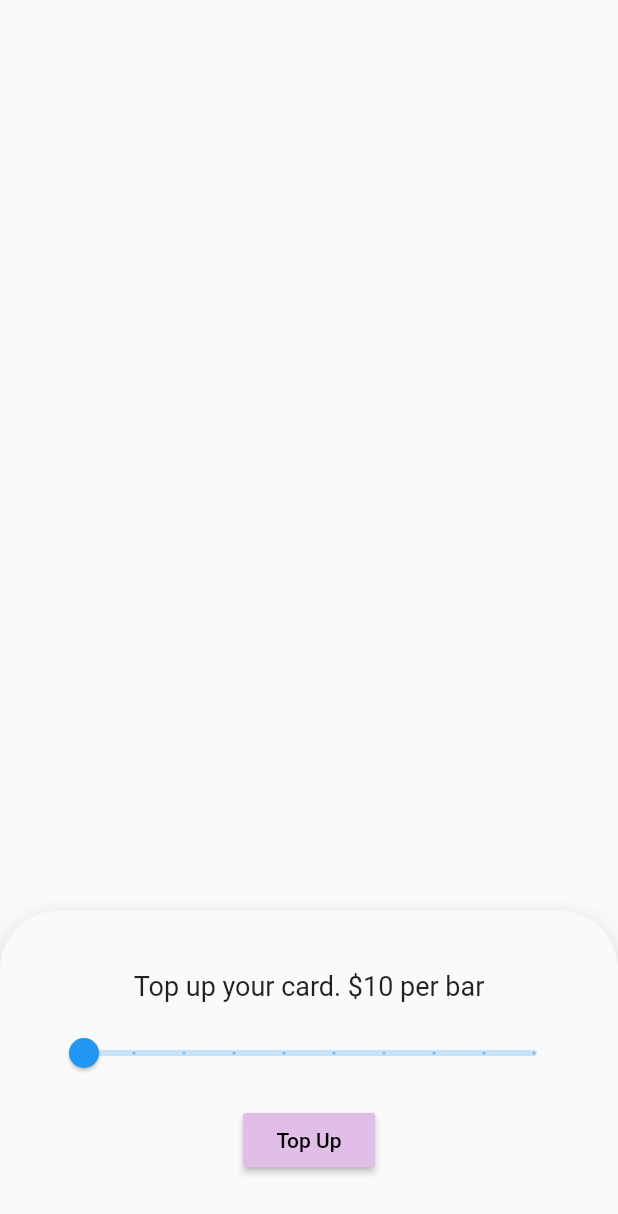
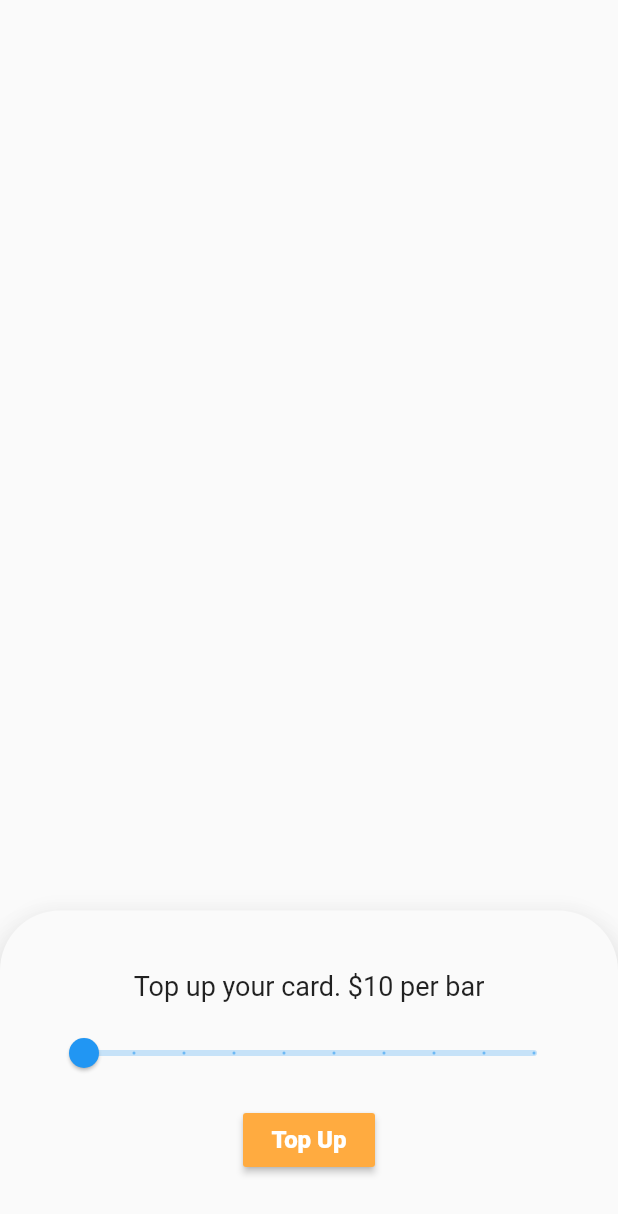
Before and after one commit to zheien/Law_Zhei_En_MAD_PROJECT, a Flutter app: the TopUpScreen widget shown alone on an empty page, opened directly, on a phone screen of 412 x 824 dp. Shown: the top 1214 px of the screen. Run offline on Flutter 3.47's test engine with Material 2 defaults, Android fonts, the phone set to English and light mode, and no system bars; our stand-ins replace basic_utils, carousel_slider, charts_flutter, cloud_firestore, firebase_auth, firebase_database and 2 more; missing offline and left inert: contactus, rounded_modal; accounts and stored records are empty; network calls fail.

```diff
--- a/lib/screens/home/secondscreen/topup.dart
+++ b/lib/screens/home/secondscreen/topup.dart
@@ -82,10 +82,13 @@ class _TopUpScreenState extends State<TopUpScreen> {
                             // ),
                             SizedBox(height: 10.0),
                             RaisedButton(
-                                color: Colors.purple[100],
+                                color: Colors.orangeAccent,
                                 child: Text(
                                   'Top Up',
-                                  style: TextStyle(color: Colors.black),
+                                  style: TextStyle(
+                                      color: Colors.white,
+                                      fontWeight: FontWeight.w800,
+                                      fontSize: 16),
                                 ),
                                 onPressed: () async {
                                   if (_formKey.currentState.validate()) {
```
Also changed, not shown: lib/screens/home/thirdscreen/ThirdScreen.dart (+38 -7 lines).
